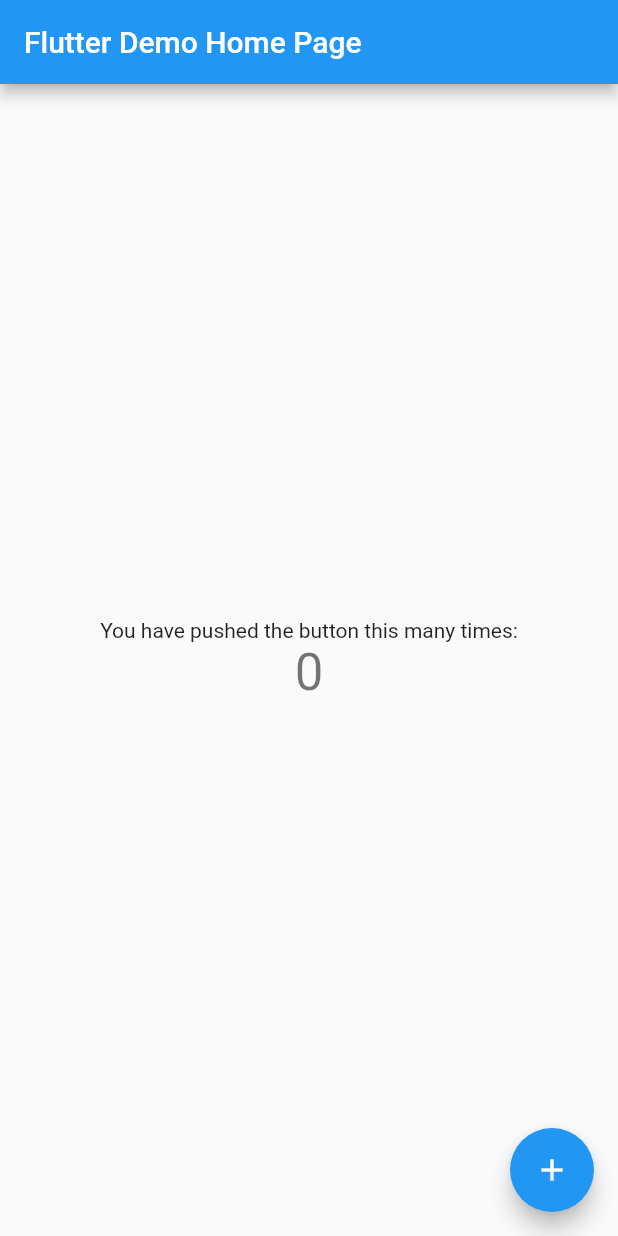
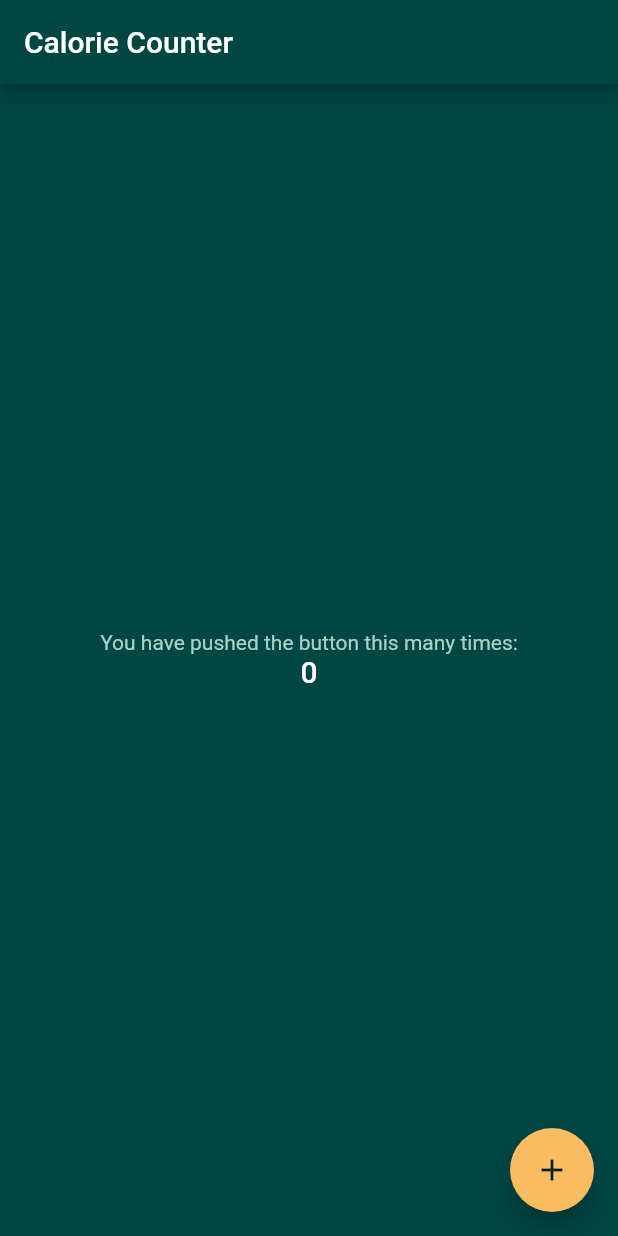
Before and after one commit to DJayalath/calorie_counter, a Flutter app: the screen it shows after launch, on a phone screen of 412 x 824 dp. Run offline on Flutter 3.47's test engine with Material 2 defaults, Android fonts, the phone set to English and light mode, and no system bars.

Commit message:
Set preliminary colour scheme for application

```diff
--- a/lib/main.dart
+++ b/lib/main.dart
@@ -1,26 +1,53 @@
 import 'package:flutter/material.dart';
 
-void main() => runApp(MyApp());
+void main() => runApp(CalorieCounter());
 
-class MyApp extends StatelessWidget {
+class CalorieCounter extends StatelessWidget {
     // This widget is the root of your application.
     @override
     Widget build(BuildContext context) {
         return MaterialApp(
-      title: 'Flutter Demo',
+            title: 'Calorie Counter',
+            themeMode: ThemeMode.light,
+            // https://www.happyhues.co/palettes/10
             theme: ThemeData(
-        // This is the theme of your application.
-        //
-        // Try running your application with "flutter run". You'll see the
-        // application has a blue toolbar. Then, without quitting the app, try
-        // changing the primarySwatch below to Colors.green and then invoke
-        // "hot reload" (press "r" in the console where you ran "flutter run",
-        // or simply save your changes to "hot reload" in a Flutter IDE).
-        // Notice that the counter didn't reset back to zero; the application
-        // is not restarted.
-        primarySwatch: Colors.blue,
+                primaryColor: Color(0xFF004643),
+                accentColor: Color(0xfff9bc60),
+                backgroundColor: Color(0xFF004643),
+                scaffoldBackgroundColor: Color(0xFF004643),
+                textTheme: TextTheme(
+                    title: TextStyle(
+                        color: Color(0xfffffffe),
                     ),
-      home: MyHomePage(title: 'Flutter Demo Home Page'),
+                    body1: TextStyle(
+                        color: Color(0xffabd1c6),
+                    ),
+                    button: TextStyle(
+                        color: Color(0xff001e1d),
+                    )
+                ),
+                colorScheme: ColorScheme(
+                    background: Color(0xFF004643),
+                    onBackground: Color(0xffabd1c6),
+                    brightness: Brightness.light,
+                    error: Color(0xffe16162),
+                    onError: Color(0xffabd1c6),
+                    primary: Color(0xFF004643),
+                    onPrimary: Color(0xffe8e4e6),
+                    primaryVariant: Color(0xff001e1d),
+                    secondary: Color(0xfff9bc60),
+                    onSecondary: Color(0xff001e1d),
+                    secondaryVariant: Color(0xff001e1d),
+                    surface: Color(0xffabd1c6),
+                    onSurface: Color(0xff001e1d),
+                ),
+
+                buttonTheme: ButtonThemeData(
+                    buttonColor: Color(0xfff9bc60),
+                    textTheme: ButtonTextTheme.accent,
+                )
+            ),
+            home: MyHomePage(title: 'Calorie Counter'),
         );
     }
 }
@@ -96,7 +123,10 @@ class _MyHomePageState extends State<MyHomePage> {
                         ),
                         Text(
                             '$_counter',
-              style: Theme.of(context).textTheme.display1,
+                            style: Theme
+                                .of(context)
+                                .textTheme
+                                .title,
                         ),
                     ],
                 ),
```
Also changed, not shown: 1 other file. Lines whose indentation alone changed are shown as unchanged.
